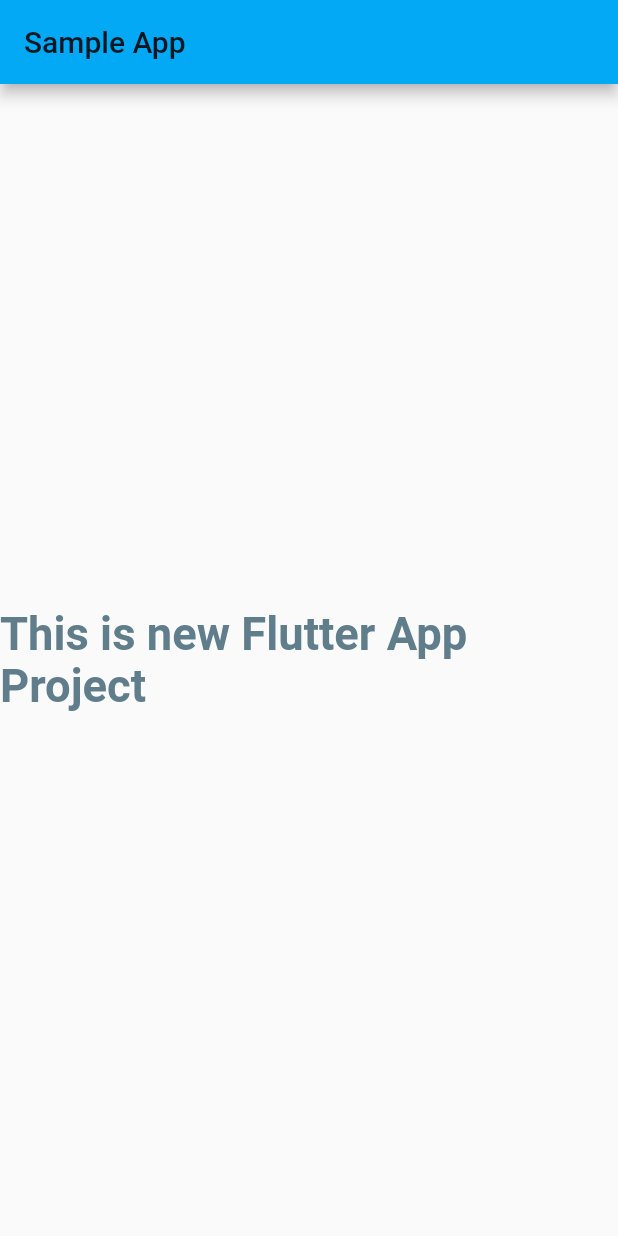
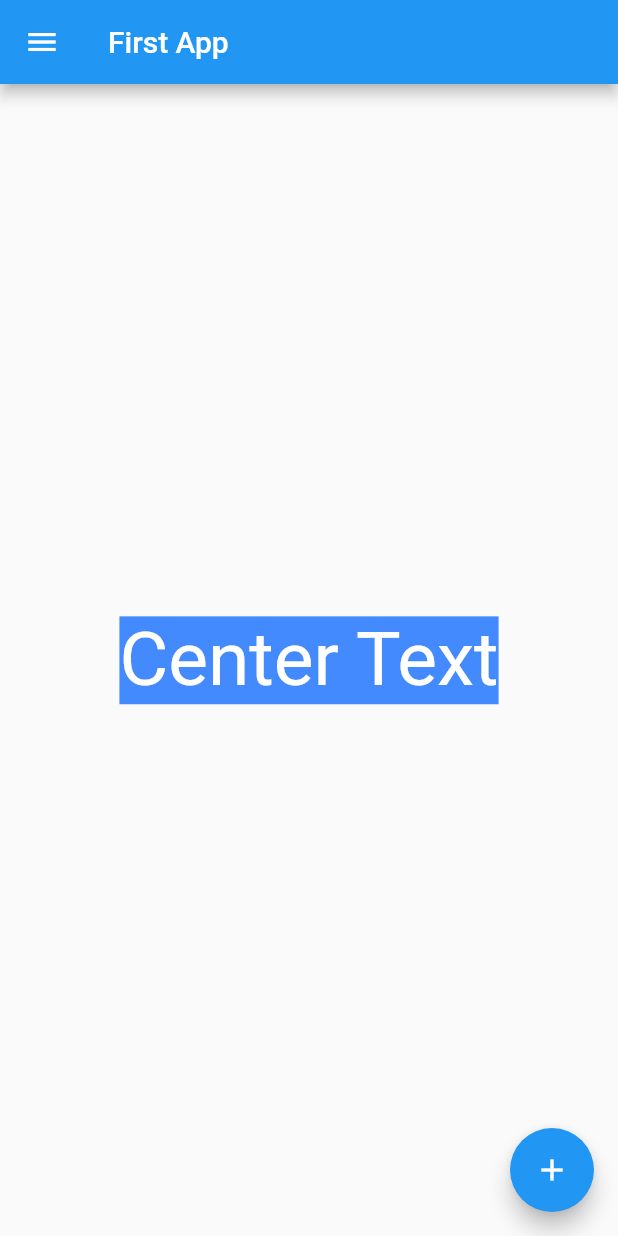
Before and after one commit to vivekkuvadiya/flutter-demo, a Flutter app: the screen it shows after launch, on a phone screen of 412 x 824 dp. Run offline on Flutter 3.47's test engine with Material 2 defaults, Android fonts, the phone set to English and light mode, and no system bars.

Commit message:
created drawer layout

```diff
--- a/lib/main.dart
+++ b/lib/main.dart
@@ -1,28 +1,54 @@
 import 'package:flutter/material.dart';
 
 void main() {
-  runApp(MyApp());
+  runApp(MaterialApp(
+    home: MainActivity(),
+  ));
 }
 
-class MyApp extends StatelessWidget {
+class MainActivity extends StatelessWidget {
   @override
   Widget build(BuildContext context) {
-    return MaterialApp(
-      title: "Sample App",
-      theme:
-          ThemeData(accentColor: Colors.cyan, primarySwatch: Colors.lightBlue),
-      home: Scaffold(
-        appBar: AppBar(
-          title: Text("Sample App"),
+    return Scaffold(
+      appBar: AppBar(
+        title: Text("First App"),
+      ),
+      body: Center(
+        child: Text(
+          "Center Text",
+          style: TextStyle(
+              color: Colors.white,
+              backgroundColor: Colors.blueAccent,
+              fontSize: 50.0),
         ),
-        body: Center(
-          child: Text(
-            "This is new Flutter App Project",
-            style: TextStyle(
-                color: Colors.blueGrey,
-                fontWeight: FontWeight.bold,
-                fontSize: 30.25),
-          ),
+      ),
+      floatingActionButton: FloatingActionButton(
+        onPressed: () {},
+        child: Icon(Icons.add),
+      ),
+      drawer: Drawer(
+        child: ListView(
+          padding: EdgeInsets.all(0),
+          children: <Widget>[
+            UserAccountsDrawerHeader(
+              accountName: Text("Vivek Kuvadiya"),
+              accountEmail: Text("vivekkuvadiya98@gmail.com"),
+              currentAccountPicture: CircleAvatar(
+                child: Text("V"),
+              ),
+            ),
+            ListTile(
+              onTap: () {},
+              leading: Image.network(
+                "https://i.stack.imgur.com/bUsqG.png",
+                width: 50,
+                height: 100,
+              ),
+              title: Text("Flutter"),
+              subtitle: Text("Learning Flutter"),
+              trailing: Icon(Icons.delete),
+            )
+          ],
         ),
       ),
     );
```
